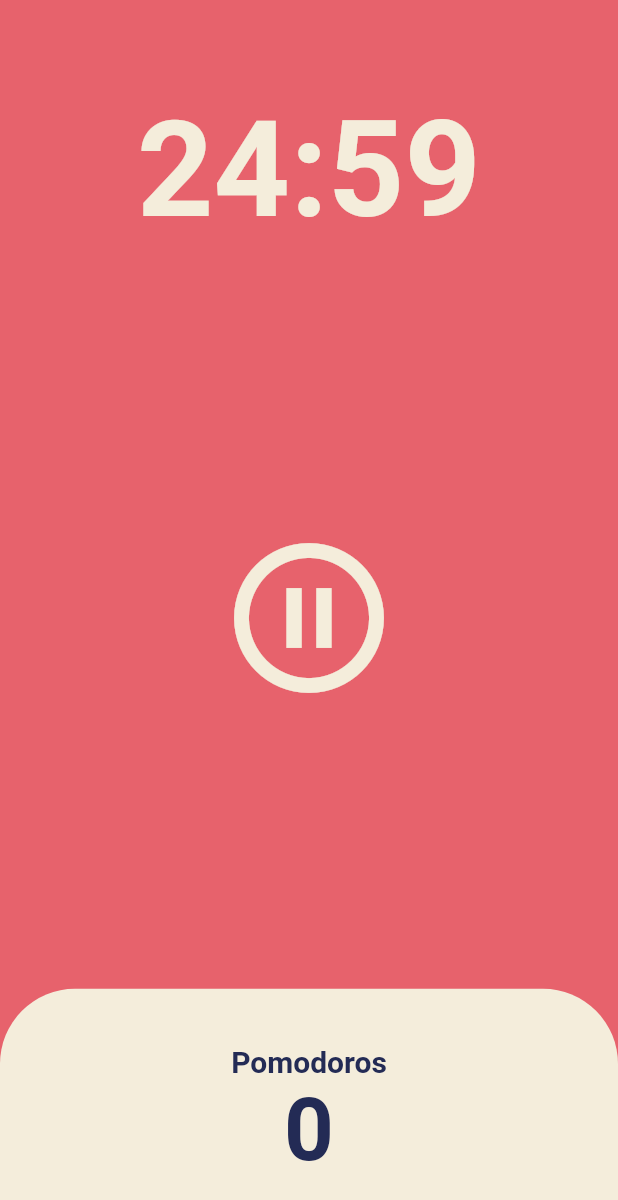
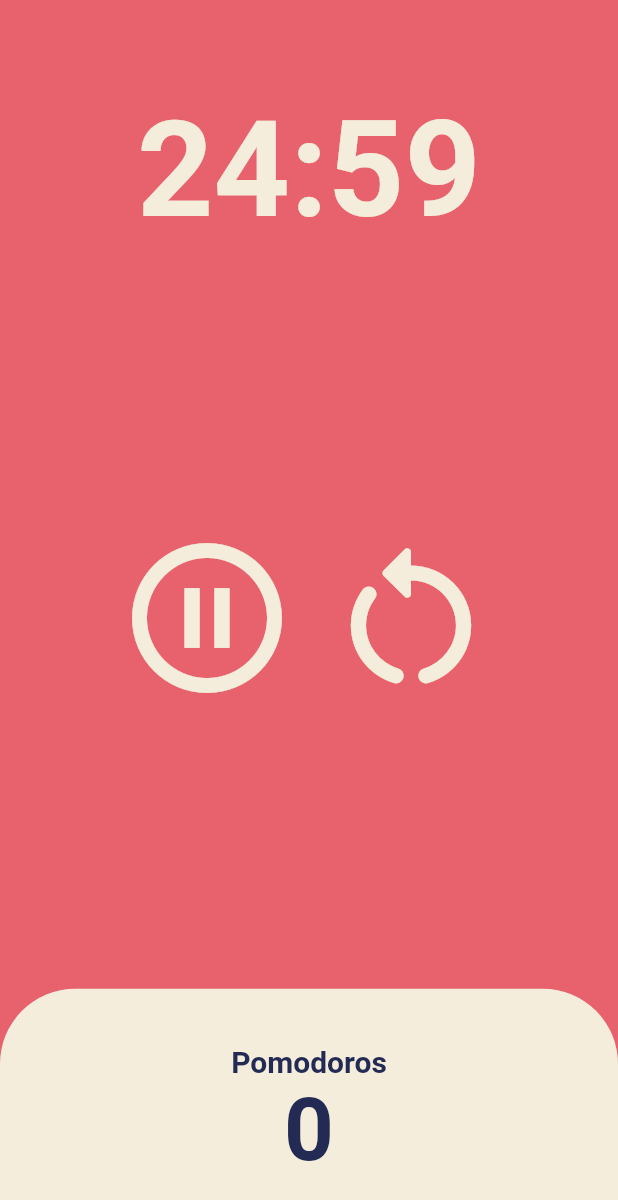
Before and after one commit to kabkee/flutter_toyProject_pomodoros, a Flutter app: the screen it shows after launch, after a tap on the "play circle outline" icon, on a phone screen of 412 x 824 dp. Shown: the top 1200 px of the screen. Run offline on Flutter 3.47's test engine with Material 2 defaults, Android fonts, the phone set to English and light mode, and no system bars.

Commit message:
리셋 버튼 추가

```diff
--- a/lib/screens/home_screen.dart
+++ b/lib/screens/home_screen.dart
@@ -19,10 +19,8 @@ class _HomeScreenState extends State<HomeScreen> {
     if (totalSeconds == 0) {
       setState(() {
         totalPomodoros += 1;
-        isRunning = false;
-        totalSeconds = twentyFiveMinutes;
+        onResetPressed();
       });
-      timer.cancel();
     } else {
       setState(() {
         totalSeconds -= 1;
@@ -45,6 +43,14 @@ class _HomeScreenState extends State<HomeScreen> {
     setState(() {
       isRunning = false;
     });
+  }
+
+  void onResetPressed() {
+    setState(() {
+      isRunning = false;
+      totalSeconds = twentyFiveMinutes;
+    });
+    timer.cancel();
   }
 
   String format(int seconds) {
@@ -74,13 +80,26 @@ class _HomeScreenState extends State<HomeScreen> {
           Flexible(
             flex: 3,
             child: Center(
-              child: IconButton(
+              child: Row(
+                mainAxisAlignment: MainAxisAlignment.center,
+                children: [
+                  IconButton(
                     iconSize: 120,
                     color: Theme.of(context).cardColor,
                     onPressed: isRunning ? onPausePressed : onStartPressed,
                     icon: Icon(isRunning
                         ? Icons.pause_circle_outline
                         : Icons.play_circle_outline),
+                  ),
+                  totalSeconds != twentyFiveMinutes
+                      ? IconButton(
+                          iconSize: 120,
+                          color: Theme.of(context).cardColor,
+                          onPressed: onResetPressed,
+                          icon: const Icon(Icons.restart_alt_rounded),
+                        )
+                      : Container(),
+                ],
               ),
             ),
           ),
```
Lines whose indentation alone changed are shown as unchanged.
